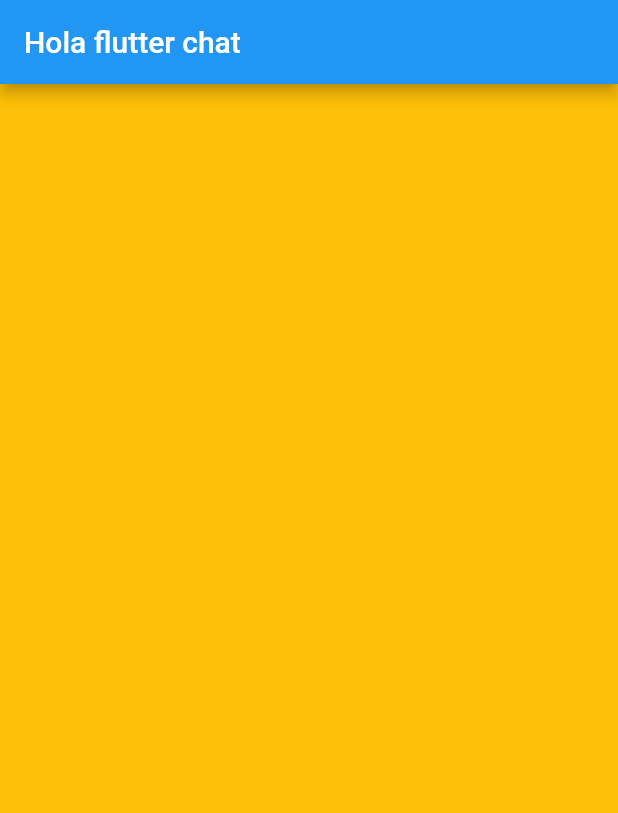
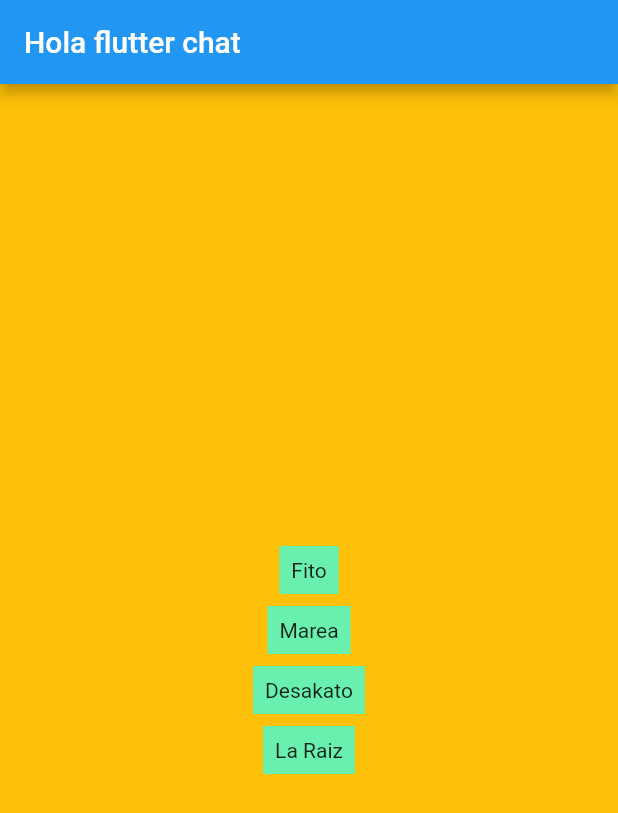
Before and after one commit to CarlosAbaloC/FlutterChatCasa, a Flutter app: the screen it shows after launch, on a phone screen of 412 x 824 dp. Shown: the top 813 px of the screen. Run offline on Flutter 3.47's test engine with Material 2 defaults, Android fonts, the phone set to English and light mode, and no system bars.

Commit message:
Tercer Comit

```diff
--- a/lib/src/App.dart
+++ b/lib/src/App.dart
@@ -2,6 +2,7 @@
 
 import 'package:flutter/cupertino.dart';
 import 'package:flutter/material.dart';
+import 'package:flutter_chat_casa/src/custom_views/NameBox.dart';
 
 class App extends StatelessWidget{
 
@@ -20,11 +21,16 @@ class App extends StatelessWidget{
         ),
         backgroundColor: Colors.amber,
         body: Center( //Alinea el texto al centro
-          widthFactor: 0.4,
-          heightFactor: 0.6,
           child: Column(
+            mainAxisAlignment: MainAxisAlignment.center,
             children: [
-              Text("Un texto")
+              NameBox(name: "Fito"),
+              SizedBox(height: 8.0),
+              NameBox(name: "Marea"),
+              SizedBox(height: 8.0),
+              NameBox(name: "Desakato"),
+              SizedBox(height: 8.0),
+              NameBox(name: "La Raiz"),
             ],
           ),
         ),
--- /dev/null
+++ b/lib/src/custom_views/NameBox.dart
@@ -0,0 +1,26 @@
+
+
+import 'package:flutter/cupertino.dart';
+import 'package:flutter/material.dart';
+
+class NameBox extends StatelessWidget{
+
+  final String name;
+  const NameBox({Key? key, required this.name}) : super(key:key);
+
+
+  @override
+  Widget build(BuildContext context) {
+    // TODO: implement build
+    //throw UnimplementedError();
+
+    return DecoratedBox(
+      decoration: BoxDecoration(color: Colors.greenAccent),
+      child: Padding(
+        padding: const EdgeInsets.all(8.0),
+        child: Text(name),
+      ),
+    );
+  }
+
+}
```
